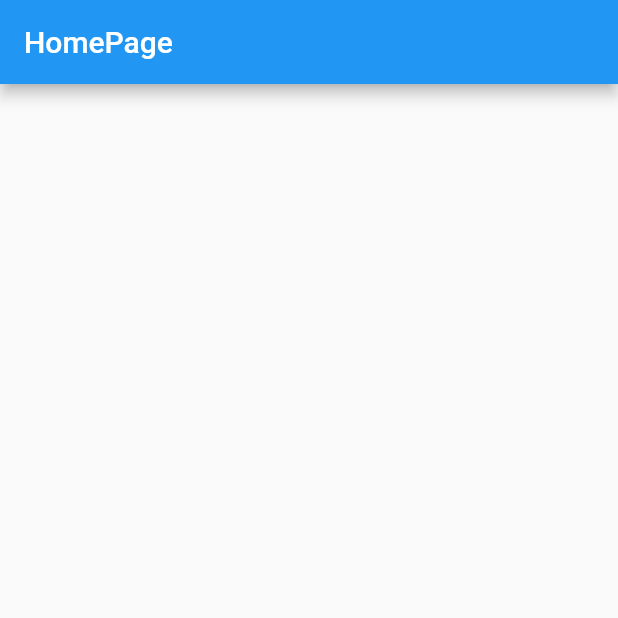
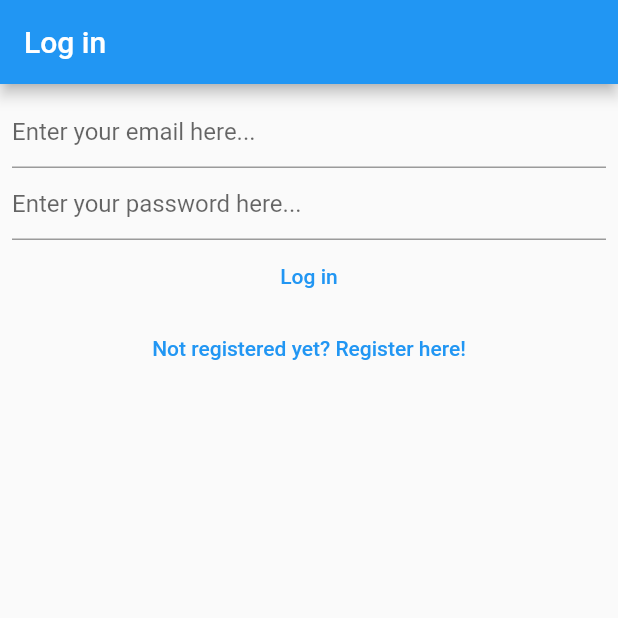
Before and after one commit to Snehal-Singh174/auth_using_bloc, a Flutter app: the screen it shows after launch, on a phone screen of 412 x 824 dp, the top half of it. Run offline on Flutter 3.47's test engine with Material 2 defaults, Android fonts, the phone set to English and light mode, and no system bars; our stand-ins replace bloc, firebase_auth, firebase_core, flutter_bloc; accounts and stored records are empty.

Commit message:
added login, register and homepage

```diff
--- a/auth/lib/main.dart
+++ b/auth/lib/main.dart
@@ -1,37 +1,10 @@
 import 'package:auth/firebase_options.dart';
+import 'package:auth/views/app.dart';
 import 'package:firebase_core/firebase_core.dart';
 import 'package:flutter/material.dart';
 
 Future<void> main() async {
   WidgetsFlutterBinding.ensureInitialized();
   await Firebase.initializeApp(options: DefaultFirebaseOptions.currentPlatform);
-  runApp(const MyApp());
+  runApp(const App());
 }
-
-class MyApp extends StatelessWidget {
-  const MyApp({super.key});
-  @override
-  Widget build(BuildContext context) {
-    return MaterialApp(
-      title: 'Flutter Demo',
-      theme: ThemeData(
-        primarySwatch: Colors.blue,
-      ),
-      home: const MyHomePage(),
-    );
-  }
-}
-
-class MyHomePage extends StatelessWidget {
-  const MyHomePage({Key? key}) : super(key: key);
-
-  @override
-  Widget build(BuildContext context) {
-    return Scaffold(
-      appBar: AppBar(
-        title: const Text('HomePage'),
-      ),
-      body: Container(),
-    );
-  }
-}
--- /dev/null
+++ b/auth/lib/views/app.dart
@@ -0,0 +1,64 @@
+import 'package:firebase_auth/firebase_auth.dart';
+import 'package:flutter/material.dart';
+import 'package:flutter_bloc/flutter_bloc.dart';
+
+import '../bloc/app_bloc.dart';
+import '../bloc/app_event.dart';
+import '../bloc/app_state.dart';
+import 'login_view.dart';
+import 'register_view.dart';
+
+class App extends StatelessWidget {
+  const App({
+    Key? key,
+  }) : super(key: key);
+
+  @override
+  Widget build(BuildContext context) {
+    return BlocProvider<AppBloc>(
+      create: (_) => AppBloc()
+        ..add(
+          const AppEventInitialize(),
+        ),
+      child: MaterialApp(
+        title: 'Photo Library',
+        theme: ThemeData(
+          primarySwatch: Colors.blue,
+        ),
+        debugShowCheckedModeBanner: false,
+        home: BlocConsumer<AppBloc, AppState>(
+          listener: (context, appState) {
+            if (appState.isLoading) {}
+          },
+          builder: (context, appState) {
+            if (appState is AppStateLoggedOut) {
+              return const LoginView();
+            } else if (appState is AppStateLoggedIn) {
+              return HomePage(appState.user.email);
+            } else if (appState is AppStateIsInRegistrationView) {
+              return const RegisterView();
+            } else {
+              // this should never happen
+              return Container();
+            }
+          },
+        ),
+      ),
+    );
+  }
+}
+
+class HomePage extends StatelessWidget {
+  String? user;
+
+   HomePage(this.user, {Key? key}) : super(key: key);
+
+  @override
+  Widget build(BuildContext context) {
+    return Scaffold(
+      body: Center(
+        child: Text(user ?? 'demo'),
+      ),
+    );
+  }
+}
--- /dev/null
+++ b/auth/lib/views/login_view.dart
@@ -0,0 +1,75 @@
+import 'package:auth/bloc/app_event.dart';
+import 'package:flutter/material.dart';
+import 'package:flutter_bloc/flutter_bloc.dart';
+
+import '../bloc/app_bloc.dart';
+
+class LoginView extends StatelessWidget {
+  const LoginView({Key? key}) : super(key: key);
+
+  @override
+  Widget build(BuildContext context) {
+    final emailController = TextEditingController(
+    );
+
+    final passwordController = TextEditingController(
+    );
+
+    return Scaffold(
+      appBar: AppBar(
+        title: const Text(
+          'Log in',
+        ),
+      ),
+      body: Padding(
+        padding: const EdgeInsets.all(8.0),
+        child: Column(
+          children: [
+            TextField(
+              controller: emailController,
+              decoration: const InputDecoration(
+                hintText: 'Enter your email here...',
+              ),
+              keyboardType: TextInputType.emailAddress,
+              keyboardAppearance: Brightness.dark,
+            ),
+            TextField(
+              controller: passwordController,
+              decoration: const InputDecoration(
+                hintText: 'Enter your password here...',
+              ),
+              keyboardAppearance: Brightness.dark,
+              obscureText: true,
+              obscuringCharacter: '◉',
+            ),
+            TextButton(
+              onPressed: () {
+                final email = emailController.text;
+                final password = passwordController.text;
+                context.read<AppBloc>().add(
+                  AppEventLogin(
+                    email: email,
+                    password: password,
+                  ),
+                );
+              },
+              child: const Text(
+                'Log in',
+              ),
+            ),
+            TextButton(
+              onPressed: () {
+                context.read<AppBloc>().add(
+                  const AppEventGoToRegistration(),
+                );
+              },
+              child: const Text(
+                'Not registered yet? Register here!',
+              ),
+            ),
+          ],
+        ),
+      ),
+    );
+  }
+}
```
Also changed, not shown: auth/lib/views/register_view.dart (added, +73 -0 lines).
